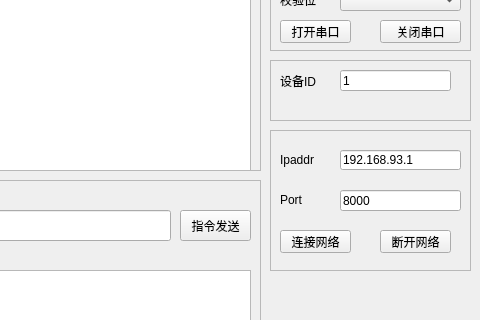
Old version of the form upper_app/manage_tool/mainwindow.ui in the repository tvrcpeauki/remote_manage; both pictures show x 230 to 710 and y 150 to 470 of the 710 by 740 pixel window.
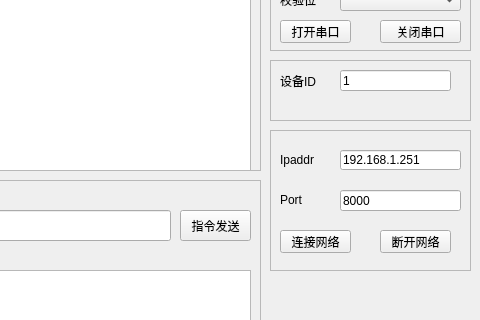
New version of the form.

What changed in the file:
```diff
--- a/upper_app/manage_tool/mainwindow.ui
+++ b/upper_app/manage_tool/mainwindow.ui
@@ -561,7 +561,7 @@
       </rect>
      </property>
      <property name="text">
-      <string>192.168.93.1</string>
+      <string>192.168.1.251</string>
      </property>
     </widget>
     <widget class="QLabel" name="label_port">
```
Left out of the diff: 2 changed lines with no effect on the pictures.
